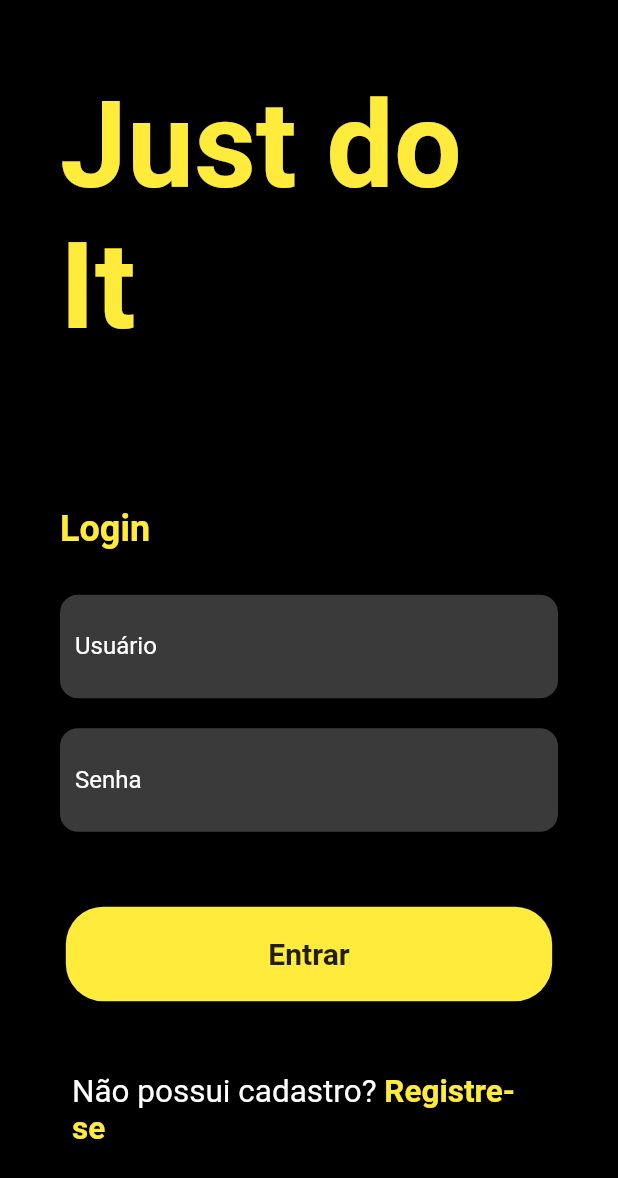
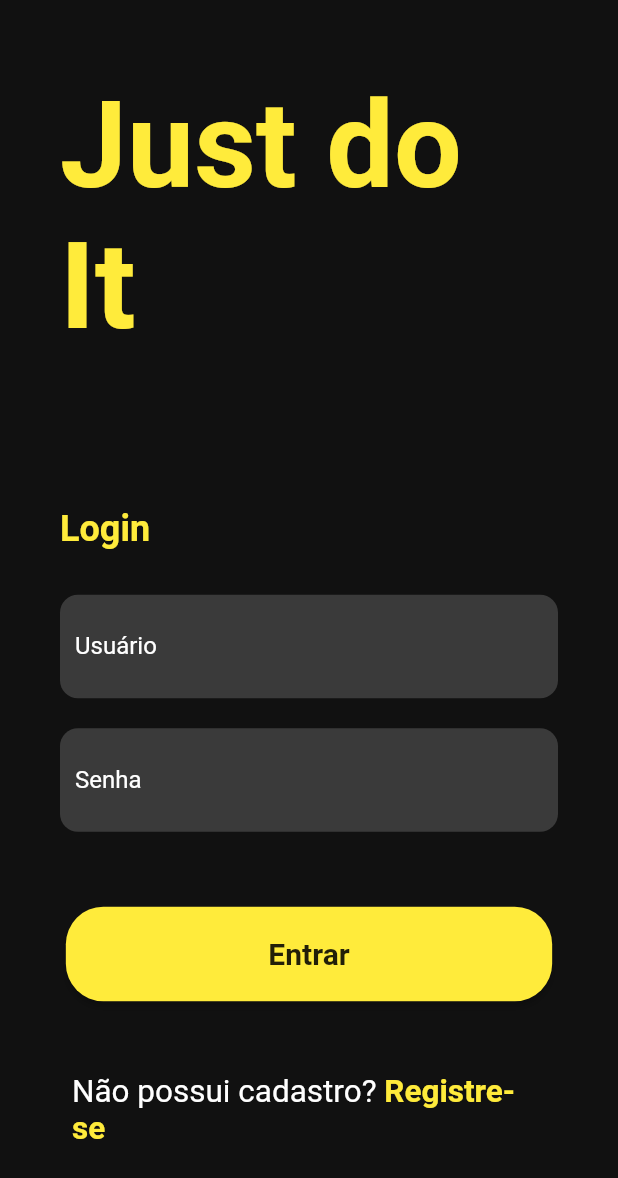
Before and after one commit to Pareidollya/project-mobile, a Flutter app: the screen it shows after launch, on a phone screen of 412 x 824 dp. Shown: the top 1178 px of the screen. Run offline on Flutter 3.47's test engine with Material 2 defaults, Android fonts, the phone set to English and light mode, and no system bars.

Commit message:
ajust background color

```diff
--- a/app/lib/pages/login.dart
+++ b/app/lib/pages/login.dart
@@ -28,7 +28,7 @@ class _LoginPageState extends State<LoginPage> {
   @override
   Widget build(BuildContext context) {
     return Scaffold(
-      backgroundColor: Colors.black,
+      backgroundColor: const Color.fromARGB(255, 17, 17, 17),
       body: Padding(
         padding: const EdgeInsets.all(40.0),
         child: Column(
```
